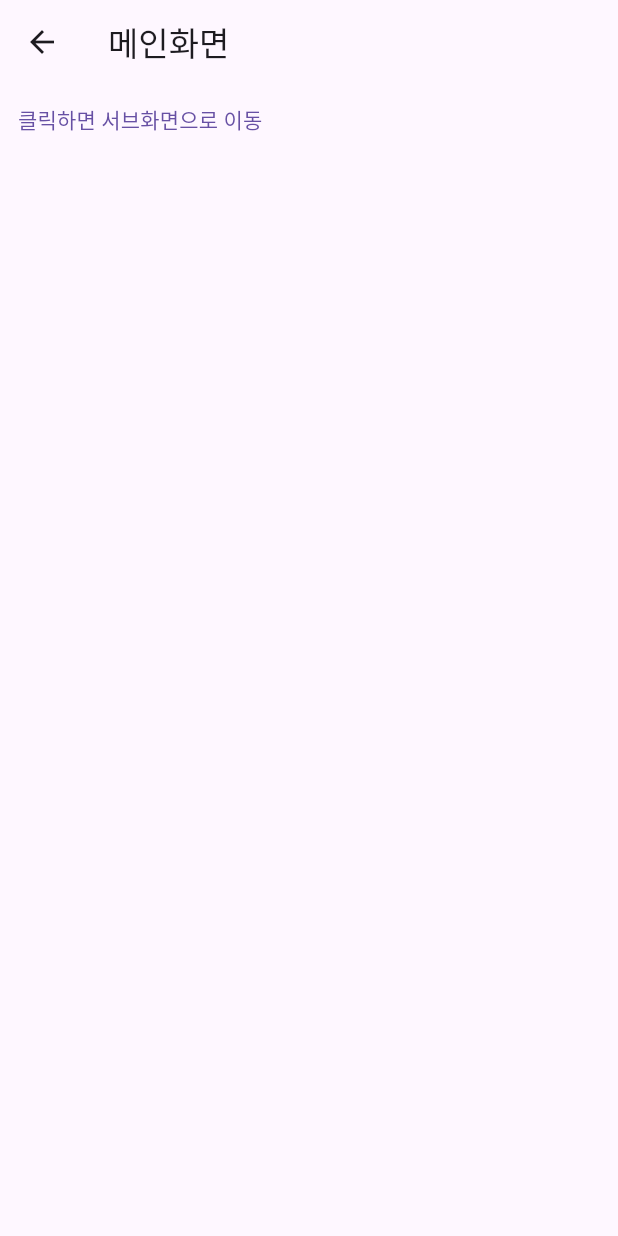
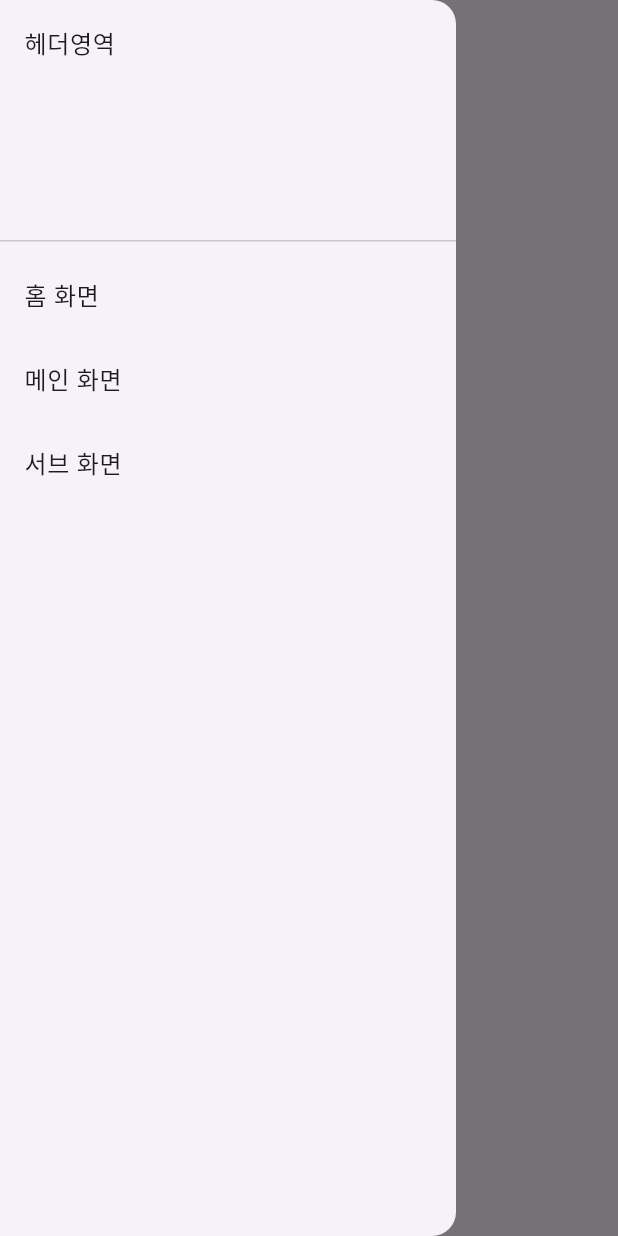
Before and after one commit to gaebaribari/flutter-pratice, a Flutter app: the screen it shows after launch, with the side drawer open (before the commit the screen has no drawer), on a phone screen of 412 x 824 dp. Run offline on Flutter 3.47's test engine with Material 3 defaults, Android fonts, the phone set to English and light mode, and no system bars.

```diff
--- a/lib/screen/main_screen.dart
+++ b/lib/screen/main_screen.dart
@@ -8,7 +8,6 @@ class MainScreen extends StatefulWidget {
 }
 
 class _MainScreenState extends State<MainScreen> {
-
   @override
   Widget build(BuildContext context) {
     return Scaffold(
@@ -31,6 +30,44 @@ class _MainScreenState extends State<MainScreen> {
           )
         ],
       ),
+      drawer: Drawer(
+        child: ListView(
+          children: [
+            DrawerHeader(
+                child: Text(
+              '헤더영역',
+            )),
+            ListTile(
+              title: Text(
+                '홈 화면',
+              ),
+              onTap: () {
+                Navigator.pushNamed(context, '/');
+              },
+            ),
+            ListTile(
+              title: Text(
+                '메인 화면',
+              ),
+              onTap: () {
+                Navigator.pushNamed(context, '/main');
+              },
+            ),
+            ListTile(
+              title: Text(
+                '서브 화면',
+              ),
+              onTap: () {
+                Navigator.pushNamed(
+                  context,
+                  '/sub',
+                  arguments: 'hello',
+                );
+              },
+            ),
+          ],
+        ),
+      ),
     );
   }
 }
```
